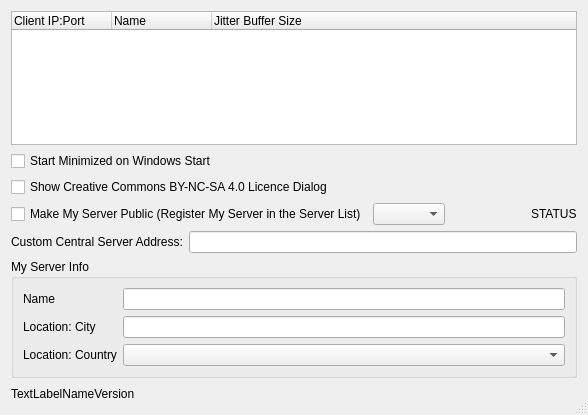
Before: the Qt Designer form src/serverdlgbase.ui in jamulussoftware/jamulus, drawn with Qt 5.
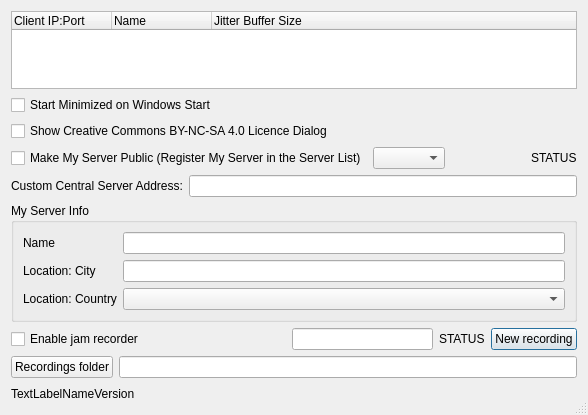
After: the same form once the commit is applied. Icons and pictures are not drawn.

Patch:
```diff
--- a/src/serverdlgbase.ui
+++ b/src/serverdlgbase.ui
@@ -158,6 +158,72 @@
      </layout>
     </widget>
    </item>
+   <item>
+    <layout class="QHBoxLayout">
+     <item>
+      <widget class="QCheckBox" name="chbEnableRecorder">
+       <property name="text">
+        <string>Enable jam recorder</string>
+       </property>
+      </widget>
+     </item>
+     <item>
+      <spacer>
+       <property name="orientation">
+        <enum>Qt::Horizontal</enum>
+       </property>
+       <property name="sizeType">
+        <enum>QSizePolicy::Expanding</enum>
+       </property>
+       <property name="sizeHint" stdset="0">
+        <size>
+         <width>20</width>
+         <height>20</height>
+        </size>
+       </property>
+      </spacer>
+     </item>
+     <item>
+      <widget class="QLineEdit" name="edtCurrentSessionDir">
+       <property name="readOnly">
+        <bool>true</bool>
+       </property>
+      </widget>
+     </item>
+     <item>
+      <widget class="QLabel" name="lblRecorderStatus">
+       <property name="text">
+        <string>STATUS</string>
+       </property>
+      </widget>
+     </item>
+     <item>
+      <widget class="QPushButton" name="pbtNewRecording">
+       <property name="text">
+        <string>New recording</string>
+       </property>
+      </widget>
+     </item>
+    </layout>
+   </item>
+   <item>
+    <layout class="QHBoxLayout">
+     <item>
+      <widget class="QPushButton" name="pbtRecordingDir">
+       <property name="text">
+        <string>Recordings folder</string>
+       </property>
+      </widget>
+     </item>
+     <item>
+      <widget class="QLineEdit" name="edtRecordingsDir">
+       <property name="readOnly">
+        <bool>true</bool>
+       </property>
+      </widget>
+     </item>
+    </layout>
+   </item>
    <item>
     <layout class="QHBoxLayout">
      <property name="spacing">
```
Left out of the diff: 5 changed lines with no effect on the pictures.
